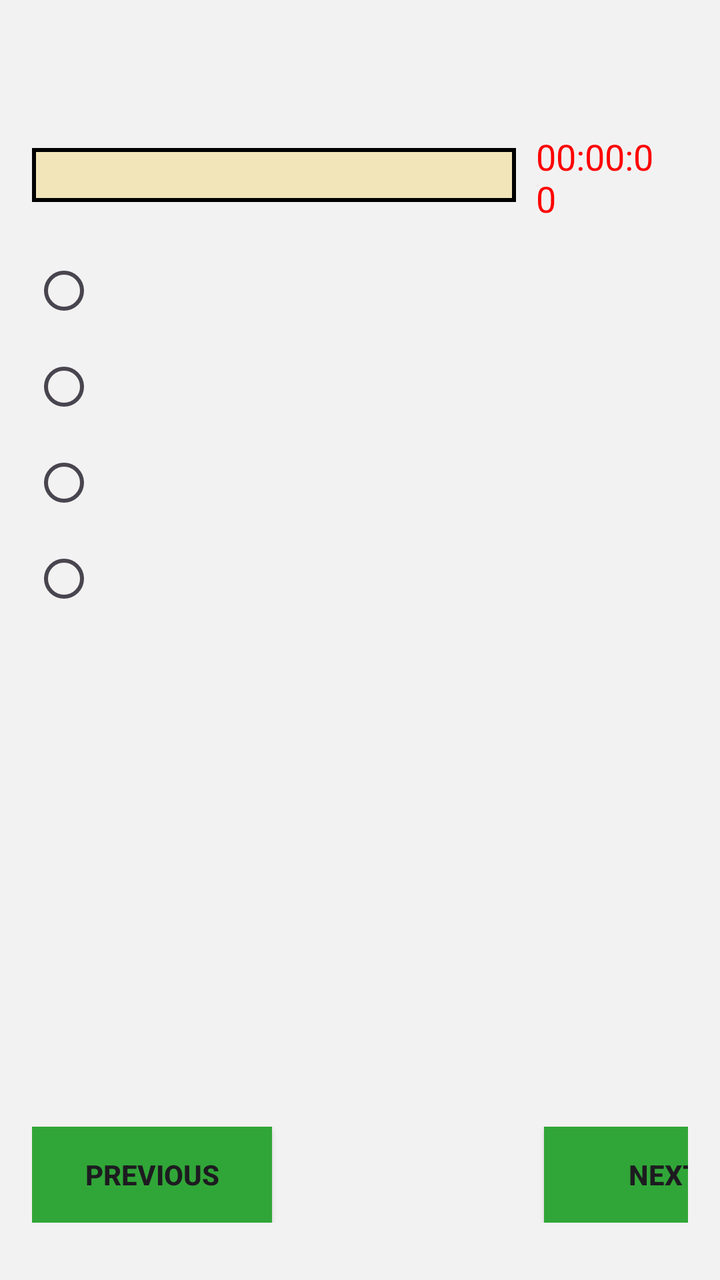
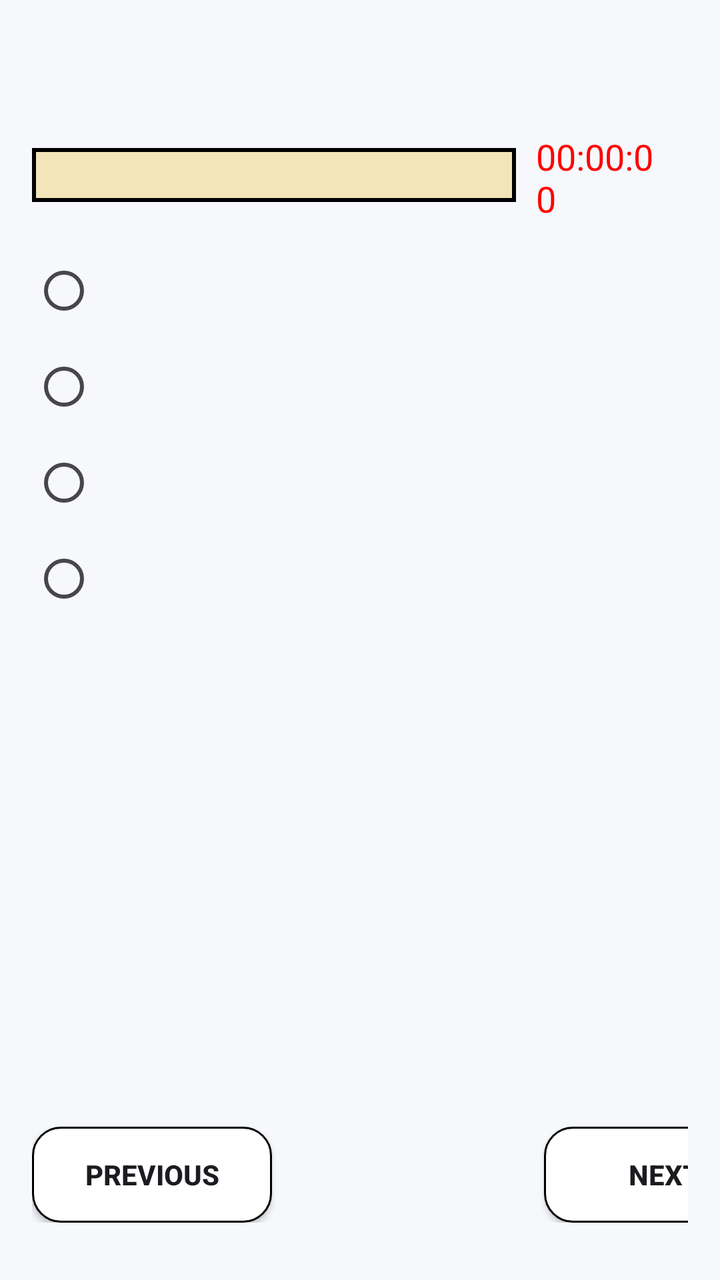

An Android layout rendered at two revisions. The XML below is the earlier revision; the diff shows what the commit changed to produce the second picture.
<!-- AndroidManifest.xml: application theme Theme.EduQuiz -->
<!-- res/layout/activity_attempt_quiz.xml -->
<?xml version="1.0" encoding="utf-8"?>
<LinearLayout xmlns:android="http://schemas.android.com/apk/res/android"
    android:id="@+id/attemptQuizLayout"
    android:layout_width="match_parent"
    android:layout_height="match_parent"
    android:orientation="vertical"
    android:padding="16dp"
    android:background="#f2f2f2">


    <LinearLayout
        android:layout_width="match_parent"
        android:layout_height="wrap_content"
        android:layout_marginTop="40dp"
        android:weightSum="10.5"
        android:orientation="horizontal">

        <TextView
            android:id="@+id/tvAttemptQuizQuestion"
            android:layout_width="0dp"
            android:layout_marginTop="10dp"
            android:layout_weight="8"
            android:layout_height="wrap_content"
            android:text=""
            android:textSize="20sp"
            android:paddingLeft="5.0dp"
            android:paddingRight="5.0dp"
            android:textColor="#000000"
            android:background="@drawable/question_back"
            android:layout_marginBottom="16dp"/>

        
        <TextView
            android:id="@+id/timerTextViewAttemptQuiz"
            android:layout_width="0dp"
            android:layout_height="wrap_content"
            android:layout_weight="2"
            android:text="00:00:00"
            android:layout_marginLeft="10dp"
            android:textSize="18sp"
            android:textColor="#FF0000"
            android:paddingTop="10dp"/>

    </LinearLayout>

    


    
    <RadioGroup
        android:id="@+id/optionsRadioGroupAttemptQuiz"
        android:layout_width="match_parent"
        android:layout_height="wrap_content"
        android:layout_marginTop="10dp"
        android:orientation="vertical">

        <RadioButton
            android:id="@+id/radioButtonAttemptQuizOptionA"
            android:layout_width="wrap_content"
            android:layout_height="wrap_content"
            android:text="" />

        <RadioButton
            android:id="@+id/radioButtonAttemptQuizOptionB"
            android:layout_width="wrap_content"
            android:layout_height="wrap_content"
            android:text="" />

        <RadioButton
            android:id="@+id/radioButtonAttemptQuizOptionC"
            android:layout_width="wrap_content"
            android:layout_height="wrap_content"
            android:text="" />

        <RadioButton
            android:id="@+id/radioButtonAttemptQuizOptionD"
            android:layout_width="wrap_content"
            android:layout_height="wrap_content"
            android:text="" />
    </RadioGroup>

    
    <LinearLayout
        android:layout_width="match_parent"
        android:layout_height="wrap_content"
        android:orientation="horizontal"
        android:layout_marginTop="250dp">

        <androidx.appcompat.widget.AppCompatButton
            android:id="@+id/btnAttemptQuizPrevious"
            android:layout_width="120dp"
            android:layout_height="wrap_content"
            android:layout_marginEnd="16dp"
            android:textStyle="bold"
            android:background="@color/green"
            android:text="Previous" />

        <androidx.appcompat.widget.AppCompatButton
            android:id="@+id/btnAttemptQuizNext"
            android:layout_width="120dp"
            android:background="@color/green"
            android:textStyle="bold"
            android:layout_height="wrap_content"
            android:layout_marginLeft="120dp"
            android:text="Next"/>


    </LinearLayout>

    
    <androidx.appcompat.widget.AppCompatButton
        android:id="@+id/btnAttemptQuizSubmitButton"
        android:layout_width="match_parent"
        android:layout_height="wrap_content"
        android:textStyle="bold"
        android:layout_marginTop="25dp"
        android:background="@color/sky_blue"
        android:text="Submit Quiz"/>
    

</LinearLayout>
<!-- resources referenced by this layout -->
<resources>
  <color name="green">#31A638</color>
  <color name="sky_blue">#1FE1CB</color>
  <!-- drawable question_back (drawable) -->
  <?xml version="1.0" encoding="utf-8"?>
  <shape xmlns:android="http://schemas.android.com/apk/res/android">
  
      <stroke
          android:color="@color/black"
          android:width="2dp"
          >
      </stroke>
  
      <solid
          android:color="@color/yellow">
  
      </solid>
  
  </shape>
  <style name="Theme.EduQuiz" parent="Base.Theme.EduQuiz" />
  <color name="black">#FF000000</color>
  <color name="yellow">#F2E5B9</color>
  <style name="Base.Theme.EduQuiz" parent="Theme.Material3.DayNight.NoActionBar">
          
          
      </style>
</resources>

<!-- the commit's change to res/layout/activity_attempt_quiz.xml (unified diff, before → after) -->
@@ -5,7 +5,7 @@
     android:layout_height="match_parent"
     android:orientation="vertical"
     android:padding="16dp"
-    android:background="#f2f2f2">
+    android:background="#F6F8FC">
 
 
     <LinearLayout
@@ -92,13 +92,13 @@
             android:layout_height="wrap_content"
             android:layout_marginEnd="16dp"
             android:textStyle="bold"
-            android:background="@color/green"
+            android:background="@drawable/edit2"
             android:text="Previous" />
 
         <androidx.appcompat.widget.AppCompatButton
             android:id="@+id/btnAttemptQuizNext"
             android:layout_width="120dp"
-            android:background="@color/green"
+            android:background="@drawable/edit2"
             android:textStyle="bold"
             android:layout_height="wrap_content"
             android:layout_marginLeft="120dp"
@@ -114,7 +114,7 @@
         android:layout_height="wrap_content"
         android:textStyle="bold"
         android:layout_marginTop="25dp"
-        android:background="@color/sky_blue"
+        android:background="@drawable/edit"
         android:text="Submit Quiz"/>
     
 
<!-- resource entries referenced after the edit -->
@@ -1,7 +1,23 @@
 <!-- resources referenced by this layout -->
 <resources>
-  <color name="green">#31A638</color>
-  <color name="sky_blue">#1FE1CB</color>
+  <!-- drawable edit (drawable) -->
+  <?xml version="1.0" encoding="utf-8"?>
+  <shape  android:shape="rectangle"
+      xmlns:android="http://schemas.android.com/apk/res/android">
+      <corners android:radius="14dp"/>
+      <stroke android:color="@color/white" android:width="0.6dp"/>
+      <solid android:color="@color/white"/>
+      <size android:height="10dp"/>
+  
+  </shape>
+  <!-- drawable edit2 (drawable) -->
+  <?xml version="1.0" encoding="utf-8"?>
+  <shape xmlns:android="http://schemas.android.com/apk/res/android">
+      <corners android:radius="14dp"/>
+      <stroke android:color="@color/black" android:width="0.9dp"/>
+      <solid android:color="@color/white"/>
+      <size android:height="10dp"/>
+  </shape>
   <!-- drawable question_back (drawable) -->
   <?xml version="1.0" encoding="utf-8"?>
   <shape xmlns:android="http://schemas.android.com/apk/res/android">
@@ -19,6 +35,7 @@
   
   </shape>
   <style name="Theme.EduQuiz" parent="Base.Theme.EduQuiz" />
+  <color name="white">#FFFFFFFF</color>
   <color name="black">#FF000000</color>
   <color name="yellow">#F2E5B9</color>
   <style name="Base.Theme.EduQuiz" parent="Theme.Material3.DayNight.NoActionBar">
